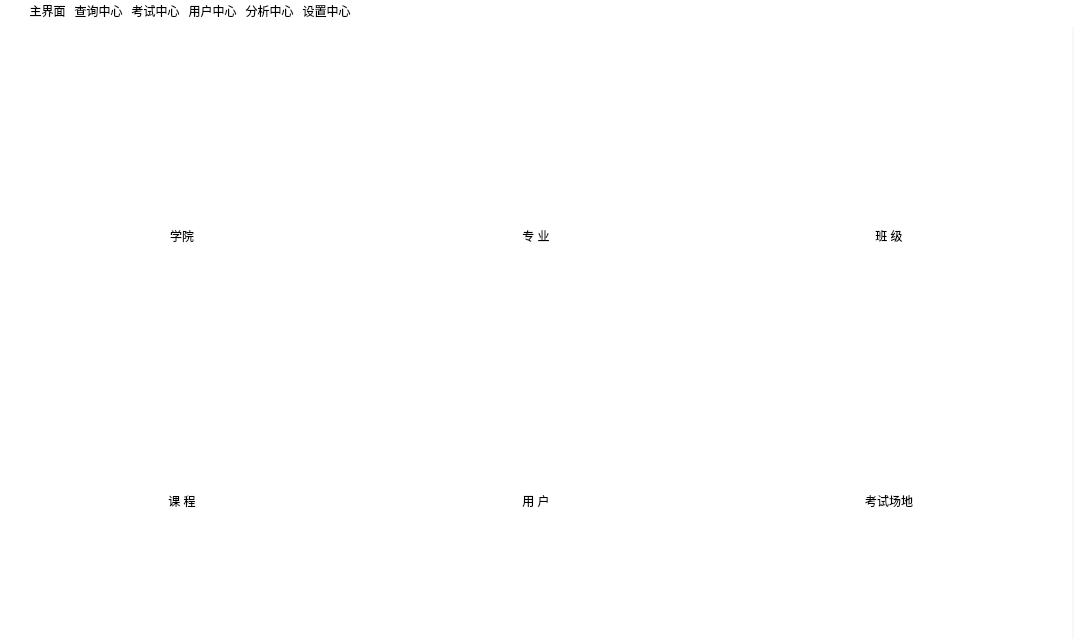
First picture: the form in MainPage/mainpage.ui, repository Bamboo-a-i/QtExamAdmin, before the edit.
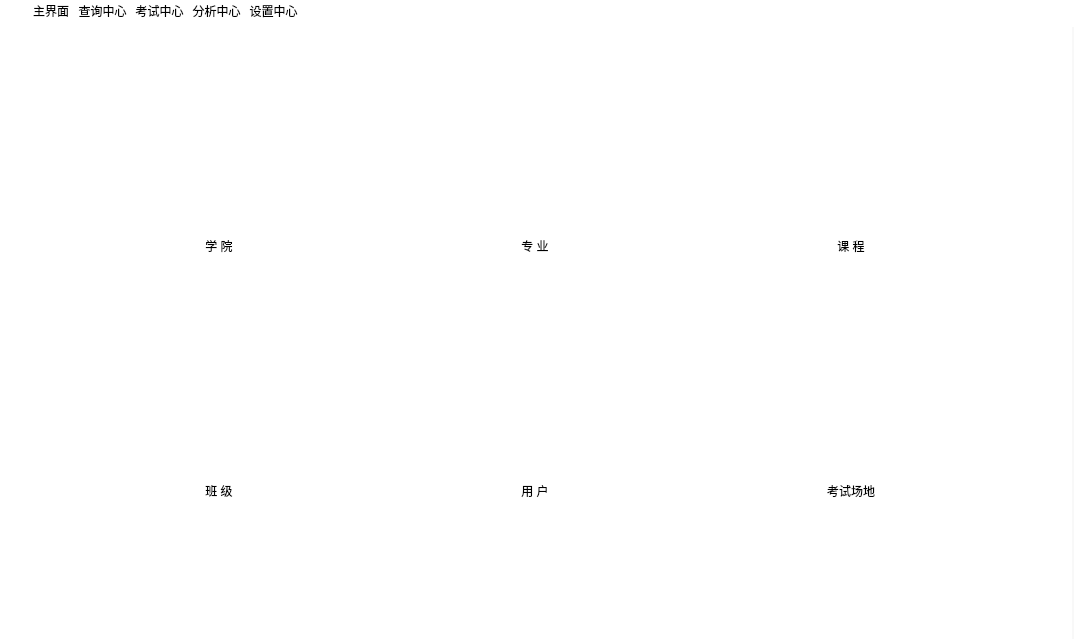
Second picture: the form after the edit. The open tabs and pages were chosen to show the change. Icons and pictures are not drawn.

```diff
--- a/MainPage/mainpage.ui
+++ b/MainPage/mainpage.ui
@@ -265,7 +265,7 @@
              </sizepolicy>
             </property>
             <property name="text">
-             <string>主界面</string>
+             <string> 主界面</string>
             </property>
             <property name="icon">
              <iconset resource="../icon.qrc">
@@ -337,29 +337,6 @@
              <string notr="true"/>
             </property>
             <property name="text">
-             <string>用户中心</string>
-            </property>
-            <property name="icon">
-             <iconset>
-              <normaloff>:/image/main_person.png</normaloff>:/image/main_person.png</iconset>
-            </property>
-            <property name="toolButtonStyle">
-             <enum>Qt::ToolButtonTextUnderIcon</enum>
-            </property>
-           </widget>
-          </item>
-          <item>
-           <widget class="QToolButton" name="tbtn5">
-            <property name="sizePolicy">
-             <sizepolicy hsizetype="Fixed" vsizetype="Expanding">
-              <horstretch>0</horstretch>
-              <verstretch>0</verstretch>
-             </sizepolicy>
-            </property>
-            <property name="styleSheet">
-             <string notr="true"/>
-            </property>
-            <property name="text">
              <string>分析中心</string>
             </property>
             <property name="icon">
@@ -372,7 +349,7 @@
            </widget>
           </item>
           <item>
-           <widget class="QToolButton" name="tbtn6">
+           <widget class="QToolButton" name="tbtn5">
             <property name="sizePolicy">
              <sizepolicy hsizetype="Fixed" vsizetype="Expanding">
               <horstretch>0</horstretch>
@@ -457,166 +434,11 @@
           <property name="styleSheet">
            <string notr="true"/>
           </property>
-          <layout class="QGridLayout" name="gridLayout_14">
-           <property name="topMargin">
-            <number>80</number>
-           </property>
-           <item row="0" column="0">
-            <widget class="QWidget" name="widget1" native="true">
              <layout class="QGridLayout" name="gridLayout_4">
-              <item row="0" column="0">
-               <widget class="QToolButton" name="tBtn1">
-                <property name="maximumSize">
-                 <size>
-                  <width>200</width>
-                  <height>200</height>
-                 </size>
-                </property>
-                <property name="text">
-                 <string>学院</string>
-                </property>
-                <property name="icon">
-                 <iconset resource="../icon.qrc">
-                  <normaloff>:/res/icon/dir.png</normaloff>:/res/icon/dir.png</iconset>
-                </property>
-                <property name="iconSize">
-                 <size>
-                  <width>256</width>
-                  <height>256</height>
-                 </size>
-                </property>
-                <property name="autoRepeatDelay">
-                 <number>0</number>
-                </property>
-                <property name="autoRepeatInterval">
-                 <number>0</number>
-                </property>
-                <property name="toolButtonStyle">
-                 <enum>Qt::ToolButtonTextUnderIcon</enum>
-                </property>
-               </widget>
-              </item>
-             </layout>
-            </widget>
-           </item>
-           <item row="0" column="1">
-            <widget class="QWidget" name="widget2" native="true">
-             <layout class="QGridLayout" name="gridLayout_7">
-              <item row="0" column="0">
-               <widget class="QToolButton" name="tBtn2">
-                <property name="maximumSize">
-                 <size>
-                  <width>200</width>
-                  <height>200</height>
-                 </size>
-                </property>
-                <property name="text">
-                 <string>专 业</string>
-                </property>
-                <property name="icon">
-                 <iconset resource="../icon.qrc">
-                  <normaloff>:/res/icon/dir1.png</normaloff>:/res/icon/dir1.png</iconset>
-                </property>
-                <property name="iconSize">
-                 <size>
-                  <width>256</width>
-                  <height>256</height>
-                 </size>
-                </property>
-                <property name="autoRepeatDelay">
-                 <number>0</number>
-                </property>
-                <property name="autoRepeatInterval">
-                 <number>0</number>
-                </property>
-                <property name="toolButtonStyle">
-                 <enum>Qt::ToolButtonTextUnderIcon</enum>
-                </property>
-               </widget>
-              </item>
-             </layout>
-            </widget>
-           </item>
-           <item row="0" column="2">
-            <widget class="QWidget" name="widget3" native="true">
-             <layout class="QGridLayout" name="gridLayout_8">
-              <item row="0" column="0">
-               <widget class="QToolButton" name="tBtn3">
-                <property name="maximumSize">
-                 <size>
-                  <width>200</width>
-                  <height>200</height>
-                 </size>
-                </property>
-                <property name="text">
-                 <string>班 级</string>
-                </property>
-                <property name="icon">
-                 <iconset resource="../icon.qrc">
-                  <normaloff>:/res/icon/dir2.png</normaloff>:/res/icon/dir2.png</iconset>
-                </property>
-                <property name="iconSize">
-                 <size>
-                  <width>256</width>
-                  <height>256</height>
-                 </size>
-                </property>
-                <property name="autoRepeatDelay">
-                 <number>0</number>
-                </property>
-                <property name="autoRepeatInterval">
-                 <number>0</number>
-                </property>
-                <property name="toolButtonStyle">
-                 <enum>Qt::ToolButtonTextUnderIcon</enum>
-                </property>
-               </widget>
-              </item>
-             </layout>
-            </widget>
-           </item>
-           <item row="1" column="0">
-            <widget class="QWidget" name="widget4" native="true">
-             <layout class="QGridLayout" name="gridLayout_12">
-              <item row="0" column="0">
-               <widget class="QToolButton" name="tBtn4">
-                <property name="maximumSize">
-                 <size>
-                  <width>200</width>
-                  <height>200</height>
-                 </size>
-                </property>
-                <property name="text">
-                 <string>课 程</string>
-                </property>
-                <property name="icon">
-                 <iconset resource="../icon.qrc">
-                  <normaloff>:/res/icon/dir3.png</normaloff>:/res/icon/dir3.png</iconset>
-                </property>
-                <property name="iconSize">
-                 <size>
-                  <width>256</width>
-                  <height>256</height>
-                 </size>
-                </property>
-                <property name="autoRepeatDelay">
-                 <number>0</number>
-                </property>
-                <property name="autoRepeatInterval">
-                 <number>0</number>
-                </property>
-                <property name="toolButtonStyle">
-                 <enum>Qt::ToolButtonTextUnderIcon</enum>
-                </property>
-               </widget>
-              </item>
-             </layout>
-            </widget>
-           </item>
-           <item row="1" column="1">
-            <widget class="QWidget" name="widget5" native="true">
-             <layout class="QGridLayout" name="gridLayout_11">
-              <item row="0" column="0">
+           <property name="topMargin">
+            <number>80</number>
+           </property>
+           <item row="3" column="1">
                <widget class="QToolButton" name="tBtn5">
                 <property name="maximumSize">
                  <size>
@@ -648,13 +470,7 @@
                 </property>
                </widget>
               </item>
-             </layout>
-            </widget>
-           </item>
-           <item row="1" column="2">
-            <widget class="QWidget" name="widget6" native="true">
-             <layout class="QGridLayout" name="gridLayout_10">
-              <item row="0" column="0">
+           <item row="3" column="2">
                <widget class="QToolButton" name="tBtn6">
                 <property name="maximumSize">
                  <size>
@@ -686,84 +502,131 @@
                 </property>
                </widget>
               </item>
-             </layout>
-            </widget>
-           </item>
-          </layout>
-         </widget>
-        </item>
-       </layout>
-      </widget>
-      <widget class="QWidget" name="pageQueryCenter">
-       <layout class="QHBoxLayout" name="horizontalLayout_4">
-        <property name="spacing">
-         <number>0</number>
-        </property>
-        <property name="leftMargin">
+           <item row="3" column="0">
+            <widget class="QToolButton" name="tBtn3">
+             <property name="maximumSize">
+              <size>
+               <width>200</width>
+               <height>200</height>
+              </size>
+             </property>
+             <property name="text">
+              <string>班 级</string>
+             </property>
+             <property name="icon">
+              <iconset resource="../icon.qrc">
+               <normaloff>:/res/icon/dir2.png</normaloff>:/res/icon/dir2.png</iconset>
+             </property>
+             <property name="iconSize">
+              <size>
+               <width>256</width>
+               <height>256</height>
+              </size>
+             </property>
+             <property name="autoRepeatDelay">
          <number>0</number>
         </property>
         <property name="topMargin">
          <number>0</number>
         </property>
-        <property name="rightMargin">
+             <property name="toolButtonStyle">
+              <enum>Qt::ToolButtonTextUnderIcon</enum>
+             </property>
+            </widget>
+           </item>
+           <item row="2" column="0">
+            <widget class="QToolButton" name="tBtn1">
+             <property name="maximumSize">
+              <size>
+               <width>200</width>
+               <height>200</height>
+              </size>
+             </property>
+             <property name="text">
+              <string>学 院</string>
+             </property>
+             <property name="icon">
+              <iconset resource="../icon.qrc">
+               <normaloff>:/res/icon/dir.png</normaloff>:/res/icon/dir.png</iconset>
+             </property>
+             <property name="iconSize">
+              <size>
+               <width>256</width>
+               <height>256</height>
+              </size>
+             </property>
+             <property name="autoRepeatDelay">
          <number>0</number>
         </property>
         <property name="bottomMargin">
          <number>0</number>
         </property>
-        <item>
-         <widget class="QWidget" name="widgetQueryCenter" native="true">
-          <property name="styleSheet">
-           <string notr="true">#widgetQueryCenter
-{
-	background-color: #FFFFFF;
-}
-
-#tabQueryCenter,#btnCollegeData,#btnClassData,#btnCurriculumData,#btnMajorData
-{
-	border:none;
-	background-color: #FFFFFF;
-}
-
-#btnCollegeData,#btnClassData,#btnCurriculumData,#btnMajorData
-{
-	color: rgb(0, 0, 0);
-	font: 75 11pt &quot;微软雅黑&quot;;
-}
-#btnCollegeData:hover,#btnClassData:hover,#btnCurriculumData:hover,#btnMajorData:hover{background-color: #cdceff;} 
-
-#btnCollegeData:pressed,#btnClassData:pressed,#btnCurriculumData:hover,#btnMajorData:hover{background-color: #cdceff;}
-
-QLabel
-{
-	font: 75 12pt &quot;微软雅黑&quot;;
-	color:rgb(0, 0, 0);
-}
-</string>
-          </property>
-          <layout class="QGridLayout" name="gridLayout_15">
-           <property name="leftMargin">
-            <number>0</number>
-           </property>
-           <property name="topMargin">
+             <property name="toolButtonStyle">
+              <enum>Qt::ToolButtonTextUnderIcon</enum>
+             </property>
+            </widget>
+           </item>
+           <item row="2" column="2">
+            <widget class="QToolButton" name="tBtn4">
+             <property name="maximumSize">
+              <size>
+               <width>200</width>
+               <height>200</height>
+              </size>
+             </property>
+             <property name="text">
+              <string>课 程</string>
+             </property>
+             <property name="icon">
+              <iconset resource="../icon.qrc">
+               <normaloff>:/res/icon/dir3.png</normaloff>:/res/icon/dir3.png</iconset>
+             </property>
+             <property name="iconSize">
+              <size>
+               <width>256</width>
+               <height>256</height>
+              </size>
+             </property>
+             <property name="autoRepeatDelay">
             <number>0</number>
            </property>
            <property name="rightMargin">
             <number>0</number>
            </property>
-           <property name="bottomMargin">
+             <property name="toolButtonStyle">
+              <enum>Qt::ToolButtonTextUnderIcon</enum>
+             </property>
+            </widget>
+           </item>
+           <item row="2" column="1">
+            <widget class="QToolButton" name="tBtn2">
+             <property name="maximumSize">
+              <size>
+               <width>200</width>
+               <height>200</height>
+              </size>
+             </property>
+             <property name="text">
+              <string>专 业</string>
+             </property>
+             <property name="icon">
+              <iconset resource="../icon.qrc">
+               <normaloff>:/res/icon/dir1.png</normaloff>:/res/icon/dir1.png</iconset>
+             </property>
+             <property name="iconSize">
+              <size>
+               <width>256</width>
+               <height>256</height>
+              </size>
+             </property>
+             <property name="autoRepeatDelay">
             <number>0</number>
            </property>
            <property name="spacing">
             <number>0</number>
            </property>
-           <item row="0" column="0">
-            <widget class="QTabWidget" name="tabQueryCenter">
-             <property name="currentIndex">
-              <number>-1</number>
-             </property>
-             <property name="tabsClosable">
-              <bool>false</bool>
+             <property name="toolButtonStyle">
+              <enum>Qt::ToolButtonTextUnderIcon</enum>
              </property>
             </widget>
            </item>
@@ -978,6 +841,19 @@
         </item>
        </layout>
       </widget>
+      <widget class="QWidget" name="pageQueryCenter">
+       <layout class="QGridLayout" name="gridLayout_7">
+        <item row="0" column="0">
+         <widget class="QWidget" name="widgetQueryCenter" native="true">
+          <layout class="QGridLayout" name="gridLayout_6">
+           <item row="0" column="0">
+            <widget class="QTabWidget" name="tabQueryCenter"/>
+           </item>
+          </layout>
+         </widget>
+        </item>
+       </layout>
+      </widget>
       <widget class="QWidget" name="pageUserCenter">
        <layout class="QGridLayout" name="gridLayout_2">
         <property name="leftMargin">
```
Left out of the diff: 43 changed lines with no effect on the pictures. Lines whose indentation alone changed are shown as unchanged.
